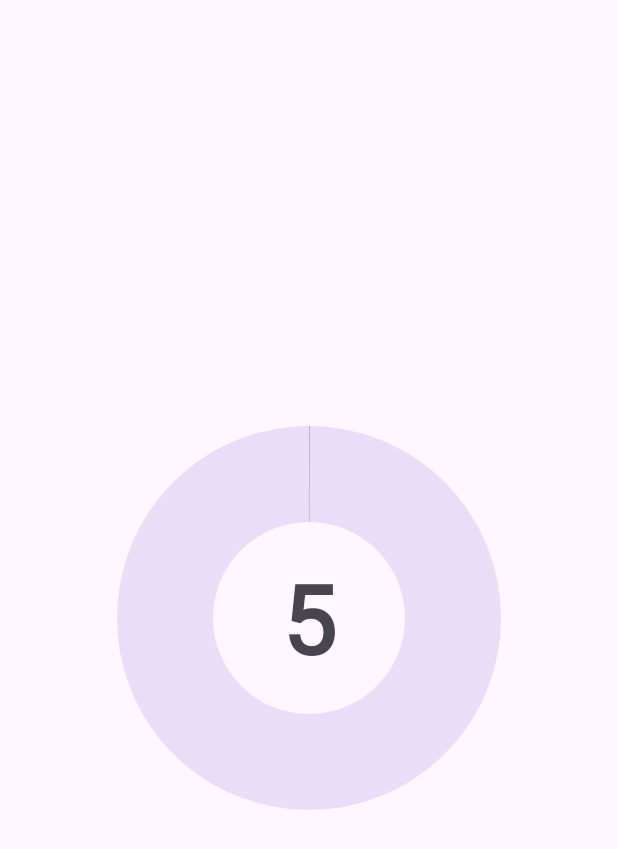
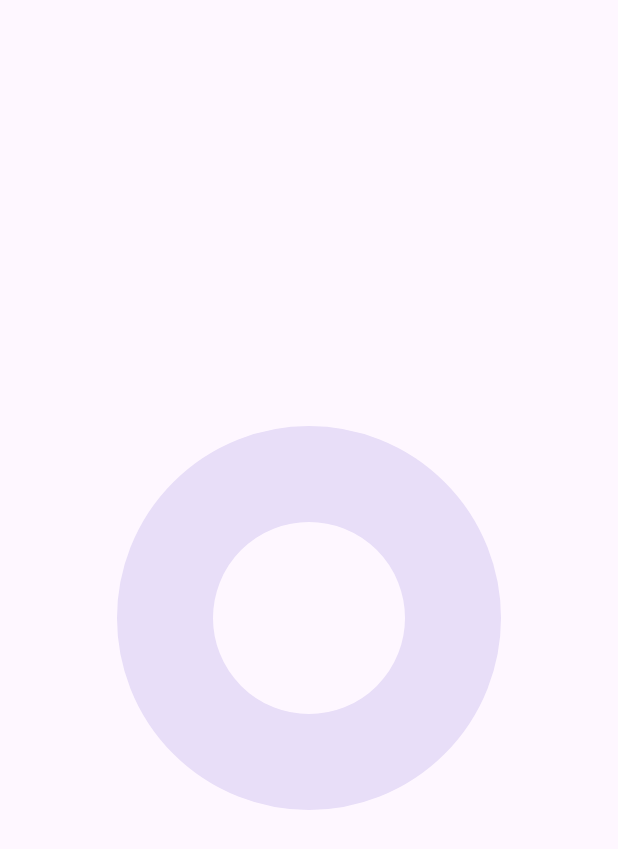
Before and after one commit to askartius/pomodoro, an Android app: the screen it shows after launch (MainActivity), on a phone screen of 412 x 824 dp. Shown: the top 849 px of the screen. Run offline under Robolectric (Android 15) with nearby library versions, the phone set to English and light mode, and no system bars.

Commit message:
No text in the center

```diff
--- a/app/src/main/java/askartius/pomodoro/MainActivity.java
+++ b/app/src/main/java/askartius/pomodoro/MainActivity.java
@@ -1,12 +1,10 @@
 package askartius.pomodoro;
 
 import android.media.AudioAttributes;
-import android.media.MediaPlayer;
-import android.media.RingtoneManager;
 import android.media.SoundPool;
 import android.os.Bundle;
 import android.os.CountDownTimer;
-import android.view.DragEvent;
+import android.util.Log;
 import android.view.View;
 import android.widget.Toast;
 
@@ -17,10 +15,13 @@ import androidx.core.view.ViewCompat;
 import androidx.core.view.WindowInsetsCompat;
 
 import com.google.android.material.progressindicator.CircularProgressIndicator;
-import com.google.android.material.textview.MaterialTextView;
 
 public class MainActivity extends AppCompatActivity {
-    private int time = 5 * 60; // Focus time in seconds
+    private final int focusTime = 25 * 60;
+    private final int relaxTime = 5 * 60;
+    private int time = relaxTime; // Focus time in seconds
+    private boolean timerRunning = false;
+    private CountDownTimer timer;
 
     @Override
     protected void onCreate(Bundle savedInstanceState) {
@@ -34,23 +35,7 @@ public class MainActivity extends AppCompatActivity {
         });
 
         CircularProgressIndicator timeCircle = findViewById(R.id.time_circle);
-        timeCircle.setMax(time * 60);
-
-        MaterialTextView timeDisplay = findViewById(R.id.time_display);
-        timeDisplay.setText(String.valueOf(time / 60));
-        timeDisplay.setOnClickListener(new View.OnClickListener() {
-            @Override
-            public void onClick(View v) {
-                if (time == 5) {
-                    time = 25;
-                } else {
-                    time = 5;
-                }
-
-                timeDisplay.setText(String.valueOf(time));
-            }
-        });
-
+        timeCircle.setMax(time); // Update time circle's maximum time
 
         SoundPool soundPool = new SoundPool.Builder()
                 .setAudioAttributes(
@@ -62,17 +47,45 @@ public class MainActivity extends AppCompatActivity {
                 .build();
         int ding = soundPool.load(this, R.raw.ding, 1);
 
-        new CountDownTimer(time * 60000L, 1000) {
+        // Update time on click
+        timeCircle.setOnClickListener(v -> {
+            if (!timerRunning) {
+                if (time == focusTime) {
+                    time = relaxTime;
+                    Toast.makeText(MainActivity.this, "Relax (5 min)", Toast.LENGTH_SHORT).show();
+                } else {
+                    time = focusTime;
+                    Toast.makeText(MainActivity.this, "Focus (25 min)", Toast.LENGTH_SHORT).show();
+                }
+                timeCircle.setMax(time); // Update time circle's maximum time
+                Log.d("TEST", String.valueOf(time));
+            }
+        });
+
+        // Start timer on long click
+        timeCircle.setOnLongClickListener(v -> {
+            if (timerRunning) {
+                timer.cancel();
+                timeCircle.setProgress(0);
+            } else {
+                timer = new CountDownTimer(time * 1000L, 1000) {
                     @Override
                     public void onTick(long millisUntilFinished) {
-                timeCircle.setProgress((int) (time * 60 - millisUntilFinished / 1000));
+                        timeCircle.setProgress((int) (time - millisUntilFinished / 1000));
                     }
 
                     @Override
                     public void onFinish() {
+                        timerRunning = false;
                         Toast.makeText(MainActivity.this, "Focus finished, time to relax!", Toast.LENGTH_LONG).show();
                         soundPool.play(ding, 1, 1, 1, 3, 1);
                     }
                 }.start();
             }
+
+            timerRunning = !timerRunning;
+
+            return true;
+        });
     }
+}
--- a/app/src/main/res/layout/activity_main.xml
+++ b/app/src/main/res/layout/activity_main.xml
@@ -18,14 +18,4 @@
         app:trackCornerRadius="0dp"
         app:trackThickness="64dp" />
 
-    <com.google.android.material.textview.MaterialTextView
-        android:id="@+id/time_display"
-        android:layout_width="128dp"
-        android:layout_height="128dp"
-        android:layout_gravity="center"
-        android:gravity="center"
-        android:text=""
-        android:textSize="64sp"
-        android:textStyle="bold" />
-
 </FrameLayout>
```
Lines whose indentation alone changed are shown as unchanged.
